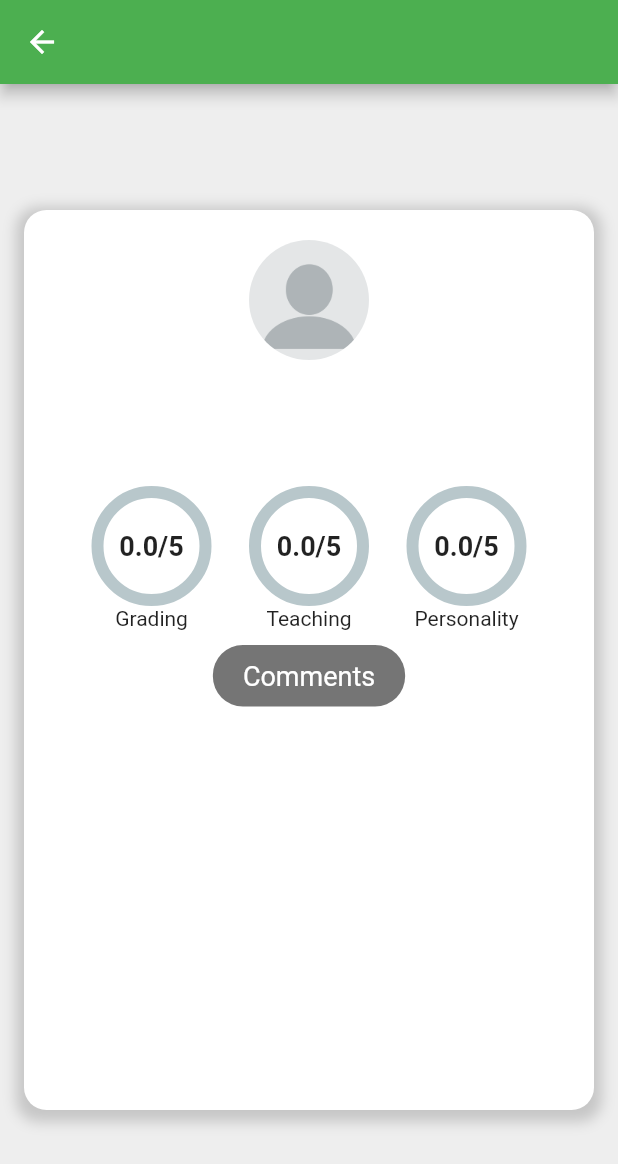
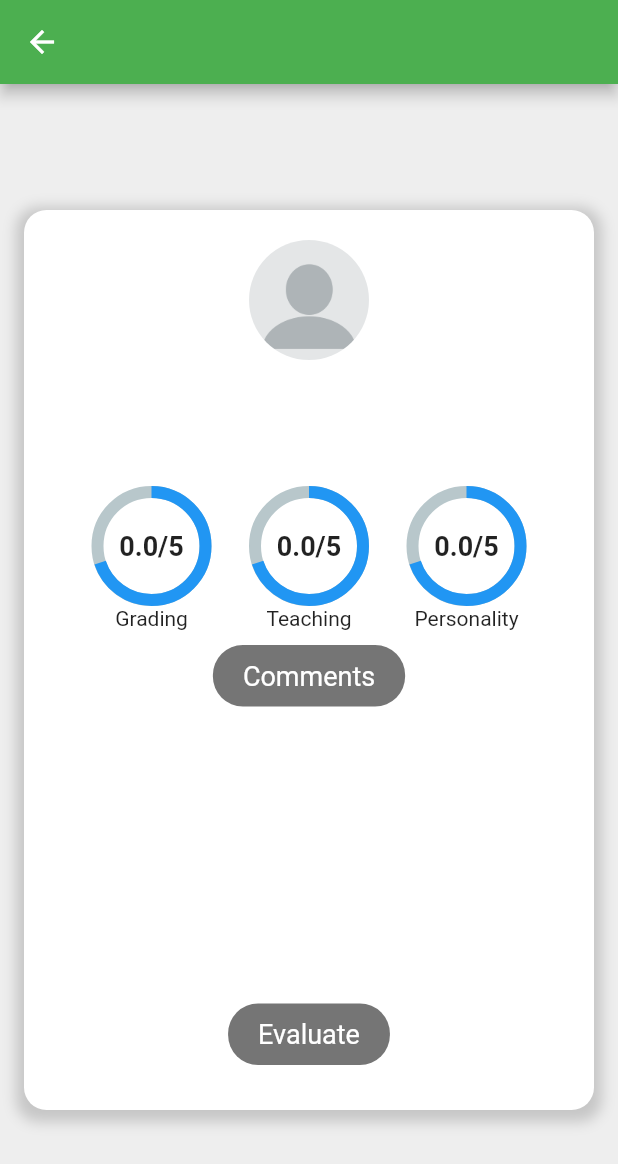
Before and after one commit to petroly-initiative/petroly-flutter, a Flutter app: the Instructor screen opened directly with empty values, on a phone screen of 412 x 824 dp. Shown: the top 1164 px of the screen. Run offline on Flutter 3.47's test engine with Material 2 defaults, Android fonts, the light colour scheme and no system bars; drawn by our look-alikes of percent_indicator; our stand-ins replace flutter_rating_bar, font_awesome_flutter, graphql_flutter, toggle_switch; accounts and stored records are empty; network calls fail.

Commit message:
adding evaluation form

```diff
--- a/lib/app/evaluation/instructor_page.dart
+++ b/lib/app/evaluation/instructor_page.dart
@@ -1,5 +1,6 @@
 import 'package:flutter/cupertino.dart';
 import 'package:flutter/material.dart';
+import 'package:petroly/app/evaluation/widgets/circular_indicator.dart';
 import 'package:petroly/custom_widgets/form_contianer.dart';
 import 'package:percent_indicator/percent_indicator.dart';
 import 'package:petroly/models/Instructor_model.dart';
@@ -15,6 +16,7 @@ class InstructorArguments {
   // InstructorArguments({required this.name,required this.id});
 }
 
+// ignore: must_be_immutable
 class Instructor extends StatefulWidget {
   late InstructorArguments arg;
 
@@ -111,48 +113,19 @@ class _InstructorState extends State<Instructor> {
               Row(
                 mainAxisAlignment: MainAxisAlignment.spaceEvenly,
                 children: [
-                  CircularPercentIndicator(
-                    radius: 80.0,
-                    lineWidth: 8.0,
-                    percent: grad,
-                    animation: true,
-                    animationDuration: 1200,
-                    footer: Text('Grading'),
-                    center: new Text(
-                      (grad * 5).toStringAsFixed(1) + '/5',
-                      style:
-                          TextStyle(fontSize: 18, fontWeight: FontWeight.bold),
-                    ),
-                    progressColor: Colors.blue,
-                  ),
-                  CircularPercentIndicator(
-                    radius: 80.0,
-                    lineWidth: 8.0,
-                    percent: teach,
-                    animation: true,
-                    animationDuration: 1200,
-                    footer: Text('Teaching'),
-                    center: new Text(
-                      (teach * 5).toStringAsFixed(1) + '/5',
-                      style:
-                          TextStyle(fontSize: 18, fontWeight: FontWeight.bold),
-                    ),
-                    progressColor: Colors.blue,
-                  ),
-                  CircularPercentIndicator(
-                    radius: 80.0,
-                    lineWidth: 8.0,
-                    percent: per,
-                    animation: true,
-                    animationDuration: 1200,
-                    footer: Text('Personality'),
-                    center: new Text(
-                      (per * 5).toStringAsFixed(1) + '/5',
-                      style:
-                          TextStyle(fontSize: 18, fontWeight: FontWeight.bold),
-                    ),
-                    progressColor: Colors.blue,
-                  ),
+                  CustomCircularIndicator(
+                      percent: 0.7,
+                      footer: 'Grading',
+                      rate: (grad * 5).toStringAsFixed(1) + '/5'),
+                  CustomCircularIndicator(
+                      percent: 0.7,
+                      footer: 'Teaching',
+                      rate: (teach * 5).toStringAsFixed(1) + '/5'),
+                  CustomCircularIndicator(
+                      percent: 0.7,
+                      footer: 'Personality',
+                      rate: (per * 5).toStringAsFixed(1) + '/5'),
+
                 ],
               ),
               Container(
@@ -170,21 +143,7 @@ class _InstructorState extends State<Instructor> {
                   // ),
                 ),
               ),
-              // ToggleSwitch(
-              //   cornerRadius: 20.0,
-              //   radiusStyle: true,
-              //   initialLabelIndex: 0,
-              //   minWidth: 120,
-              //   totalSwitches: 2,
-              //   labels: ['Rating', 'Comments'],
-              //   onToggle: (index) {
-              //     if (index == 0) {
-              //       CustomContianer(height: 250, child: Column());
-              //     } else {
-              //       CustomContianer(height: 200, child: Column());
-              //     }
-              //   },
-              // ),
+
               Expanded(
                 child: Padding(
                   padding: const EdgeInsets.only(top: 5),
@@ -214,6 +173,25 @@ class _InstructorState extends State<Instructor> {
                     },
                   ),
                 ),
+              ), GestureDetector(
+                onTap: () {
+                  Navigator.pushReplacementNamed(context, '/evalationForm');
+                },
+                child: Container(
+                  child: Text(
+                    'Evaluate',
+                    style: TextStyle(color: Colors.white, fontSize: 18),
+                  ),
+                  padding: EdgeInsets.symmetric(vertical: 10, horizontal: 20),
+                  margin: EdgeInsets.all(10),
+                  decoration: BoxDecoration(
+                    color: Colors.black54,
+                    borderRadius: BorderRadius.circular(20),
+                    // border: Border.all(
+                    //   color: Colors.black54,
+                    // ),
+                  ),
+                ),
               ),
             ],
           ),
--- /dev/null
+++ b/lib/app/evaluation/widgets/circular_indicator.dart
@@ -0,0 +1,31 @@
+import 'package:flutter/material.dart';
+import 'package:percent_indicator/circular_percent_indicator.dart';
+
+class CustomCircularIndicator extends StatelessWidget {
+  CustomCircularIndicator({
+    required this.percent,
+    required this.footer,
+    required this.rate,
+  });
+
+  final double percent;
+  final String footer;
+  final String rate;
+
+  @override
+  Widget build(BuildContext context) {
+    return CircularPercentIndicator(
+      radius: 80.0,
+      lineWidth: 8.0,
+      percent: percent,
+      animation: true,
+      animationDuration: 1200,
+      footer: Text(footer),
+      center: new Text(
+        rate,
+        style: TextStyle(fontSize: 18, fontWeight: FontWeight.bold),
+      ),
+      progressColor: Colors.blue,
+    );
+  }
+}
--- a/lib/app/home/nav_bar.dart
+++ b/lib/app/home/nav_bar.dart
@@ -20,7 +20,7 @@ class NavBar extends StatelessWidget {
             style: TextStyle(
               fontSize: 18,
               fontWeight: FontWeight.bold,
-              color: Colors.yellowAccent,
+              color: Color(0xFF123456),
             ),
           ),
           accountEmail: Text(user.email),
--- a/lib/main.dart
+++ b/lib/main.dart
@@ -5,6 +5,7 @@ import 'package:petroly/providers/instructor_Provider.dart';
 import 'package:petroly/providers/Instructors_list.dart';
 import 'package:provider/provider.dart';
 import 'app/evaluation/evaluation.dart';
+import 'app/evaluation/form.dart';
 import 'app/evaluation/instructor_page.dart';
 import 'app/evaluation/my_evaluation.dart';
 import 'app/home/home.dart';
@@ -52,6 +53,7 @@ class MyApp extends StatelessWidget {
             '/forgetPass': (context) => ForgetPassword(),
             '/instructor': (context) => Instructor(),
             '/evalation': (context) => Evalation(),
+            '/evalationForm': (context) => EvaluationForm(),
           },
           home: SignInPage(),
         ));
```
Also changed, not shown: lib/app/evaluation/evaluation.dart (+6 -5 lines), lib/app/evaluation/form.dart (added, +130 -0 lines).
